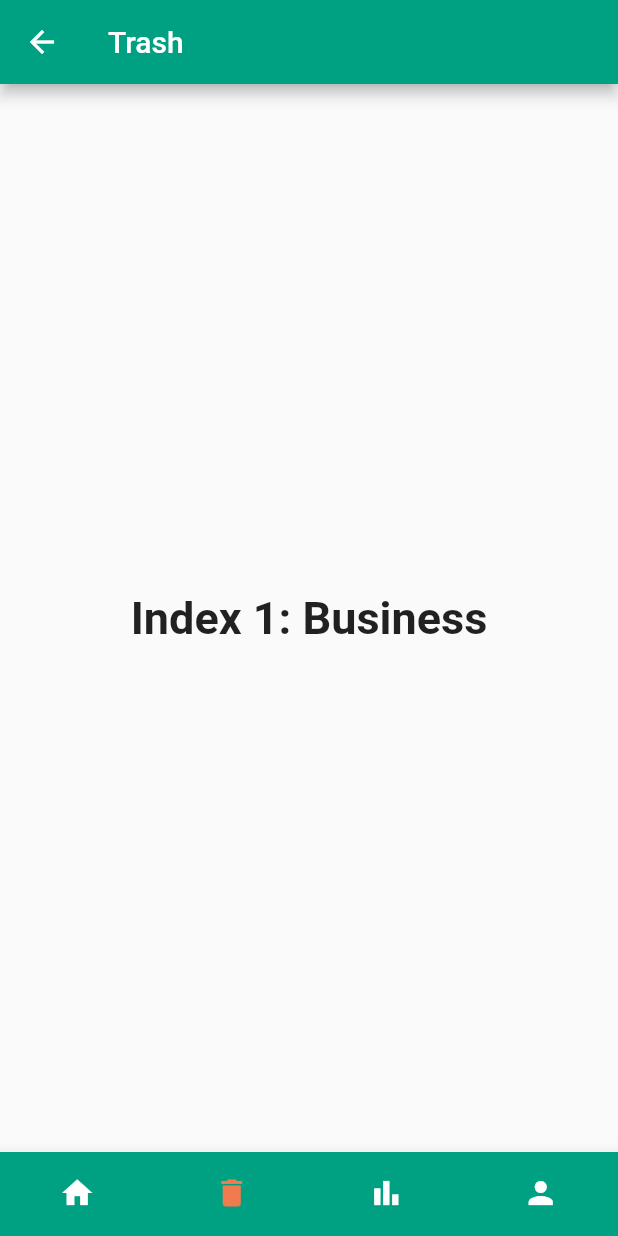
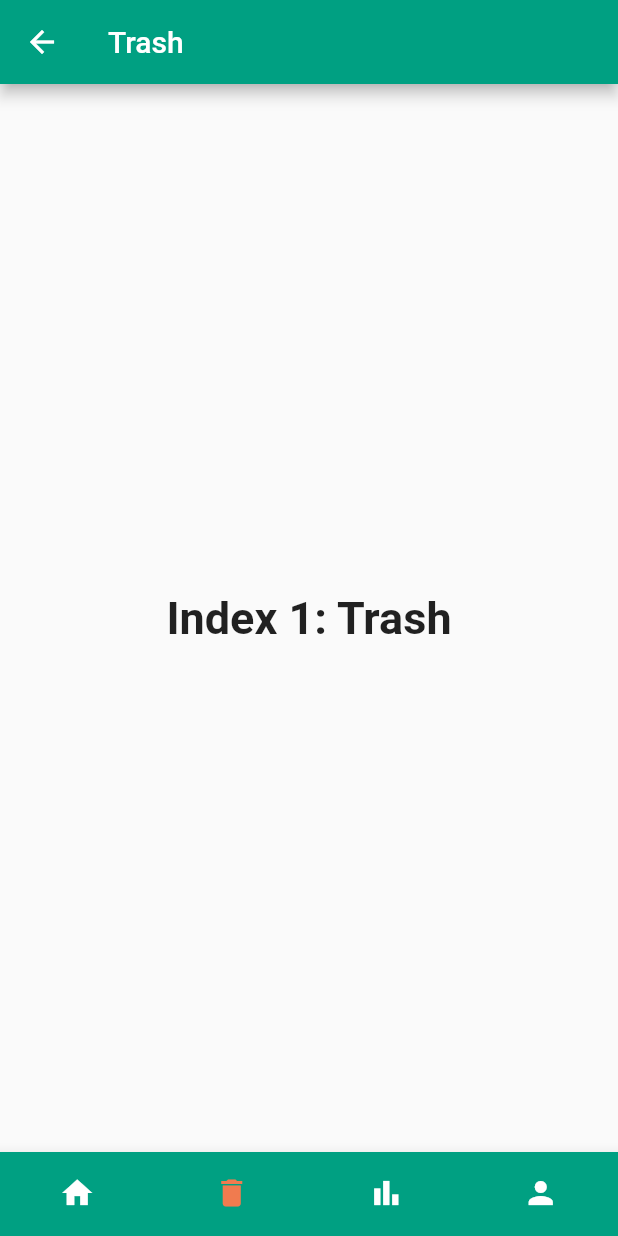
Before and after one commit to tprzerywacz/doof, a Flutter app: the screen it shows after launch, item 2 of the bottom bar chosen, on a phone screen of 412 x 824 dp. Run offline on Flutter 3.47's test engine with Material 2 defaults, Android fonts, the phone set to English and light mode, and no system bars.

Commit message:
Change descriptions

```diff
--- a/lib/main.dart
+++ b/lib/main.dart
@@ -15,7 +15,8 @@ class MyApp extends StatelessWidget {
     return MaterialApp(
       title: _title,
       theme: ThemeData(
-        primaryColor: primaryColor, colorScheme: ColorScheme.fromSwatch().copyWith(secondary: orange),
+        primaryColor: primaryColor,
+        colorScheme: ColorScheme.fromSwatch().copyWith(secondary: orange),
       ),
       home: const MyStatefulWidget(),
     );
@@ -145,11 +146,11 @@ class _MyStatefulWidgetState extends State<MyStatefulWidget> {
       style: optionStyle,
     ),
     Text(
-      'Index 1: Business',
+      'Index 1: Trash',
       style: optionStyle,
     ),
     Text(
-      'Index 2: School',
+      'Index 2: Stats',
       style: optionStyle,
     ),
     MyProfile()
```
